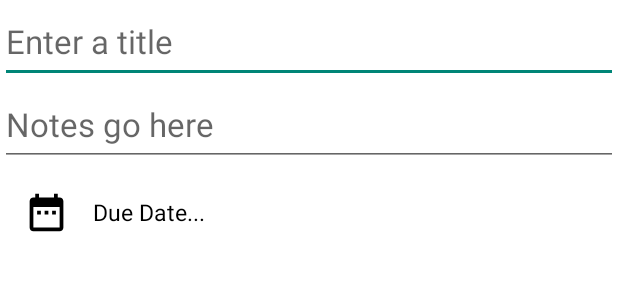
After one commit to ibrahimali30/Ibtikar-task, an Android app: the layout fragment_note_detail.xml on its own in the app's theme, with its tools: preview values and no code run, on a phone screen of 412 x 824 dp. The commit adds this screen. Shown: the top 300 px of the screen. Run offline under Robolectric (Android 15) with nearby library versions, the phone set to English and light mode, and no system bars.

Commit message:
note details fragment

```diff
--- a/app/src/main/AndroidManifest.xml
+++ b/app/src/main/AndroidManifest.xml
@@ -10,7 +10,7 @@
         android:roundIcon="@mipmap/ic_launcher_round"
         android:supportsRtl="true"
         android:theme="@style/Theme.Ibtikartask">
-        <activity android:name=".MainActivity">
+        <activity android:name=".notes.presentation.view.activity.MainActivity">
             <intent-filter>
                 <action android:name="android.intent.action.MAIN" />
 
--- a/app/src/main/java/com/ibrahim/ibtikar_task/NoteItemTouchHelperCallback.kt
+++ b/app/src/main/java/com/ibrahim/ibtikar_task/NoteItemTouchHelperCallback.kt
@@ -38,9 +38,3 @@ class NoteItemTouchHelperCallback(
     }
 
 }
-
-
-interface ItemTouchHelperAdapter{
-
-    fun onItemSwiped(position: Int)
-}
--- a/app/src/main/java/com/ibrahim/ibtikar_task/base/AppDatabase.kt
+++ b/app/src/main/java/com/ibrahim/ibtikar_task/base/AppDatabase.kt
@@ -6,7 +6,7 @@ import com.ibrahim.ibtikar_task.notes.data.source.local.NotestDao
 
 @Database(
     entities = [Note::class],
-    version = 1 , exportSchema = false
+    version = 2 , exportSchema = false
 )
 abstract class AppDatabase : RoomDatabase() {
 
--- /dev/null
+++ b/app/src/main/res/drawable/ic_date_range_black_24dp.xml
@@ -0,0 +1,9 @@
+<vector xmlns:android="http://schemas.android.com/apk/res/android"
+    android:width="24dp"
+    android:height="24dp"
+    android:viewportWidth="24.0"
+    android:viewportHeight="24.0">
+    <path
+        android:fillColor="#FF000000"
+        android:pathData="M9,11L7,11v2h2v-2zM13,11h-2v2h2v-2zM17,11h-2v2h2v-2zM19,4h-1L18,2h-2v2L8,4L8,2L6,2v2L5,4c-1.11,0 -1.99,0.9 -1.99,2L3,20c0,1.1 0.89,2 2,2h14c1.1,0 2,-0.9 2,-2L21,6c0,-1.1 -0.9,-2 -2,-2zM19,20L5,20L5,9h14v11z"/>
+</vector>
--- a/app/src/main/res/layout/activity_main.xml
+++ b/app/src/main/res/layout/activity_main.xml
@@ -25,8 +25,8 @@
         app:layout_constraintBottom_toBottomOf="parent"
         android:src="@drawable/ic_add_white_24dp"
         app:rippleColor="@color/tealLight"
-        android:backgroundTint="@color/black"
-        android:background="@color/black"
+        android:backgroundTint="@color/grey4"
+        android:background="@color/grey4"
         android:id="@+id/add_new_note_fab"
         android:layout_margin="16dp"
         app:fabSize="normal"
--- /dev/null
+++ b/app/src/main/res/layout/fragment_note_detail.xml
@@ -0,0 +1,90 @@
+<?xml version="1.0" encoding="utf-8"?>
+<androidx.coordinatorlayout.widget.CoordinatorLayout
+    xmlns:android="http://schemas.android.com/apk/res/android"
+    xmlns:app="http://schemas.android.com/apk/res-auto"
+    android:layout_width="match_parent"
+    android:layout_height="match_parent"
+    android:background="@color/white"
+    style="@style/Theme.AppCompat.Light"
+    android:theme="@style/Theme.AppCompat.Light"
+    >
+
+
+    <androidx.core.widget.NestedScrollView
+        android:layout_width="match_parent"
+        android:layout_height="match_parent"
+        app:layout_behavior="@string/appbar_scrolling_view_behavior"
+        android:id="@+id/note_scroll_view"
+        >
+
+        <LinearLayout
+            android:layout_width="match_parent"
+            android:layout_height="wrap_content"
+            android:orientation="vertical"
+            android:background="@color/colorPrimary"
+            android:id="@+id/note_body_container"
+            >
+
+            <EditText
+                android:id="@+id/note_title"
+                android:layout_width="match_parent"
+                android:layout_height="wrap_content"
+                android:minHeight="@dimen/toolbar_height"
+                android:textColor="#000"
+                android:textSize="22sp"
+                android:hint="@string/text_enter_a_title"
+                />
+
+
+            <EditText
+                android:id="@+id/note_body"
+                android:layout_width="match_parent"
+                android:layout_height="wrap_content"
+                android:minHeight="@dimen/toolbar_height"
+                android:textColor="#000"
+                android:textSize="22sp"
+                android:hint="@string/text_notes_go_here"
+                />
+
+
+
+            <LinearLayout
+                android:layout_width="match_parent"
+                android:layout_height="wrap_content"
+                android:orientation="horizontal"
+                android:padding="@dimen/default_view_margin"
+                android:gravity="center_vertical"
+                android:id="@+id/container_due_date"
+
+                >
+
+                <ImageView
+                    android:layout_width="30dp"
+                    android:layout_height="30dp"
+                    android:src="@drawable/ic_date_range_black_24dp"
+                    />
+
+                <TextView
+                    android:layout_width="wrap_content"
+                    android:layout_height="wrap_content"
+                    android:text="@string/text_due_date"
+                    android:textColor="#000"
+                    android:textSize="15sp"
+                    android:layout_marginStart="@dimen/default_view_margin"
+                    />
+
+
+            </LinearLayout>
+
+        </LinearLayout>
+
+
+
+    </androidx.core.widget.NestedScrollView>
+
+
+
+
+
+
+</androidx.coordinatorlayout.widget.CoordinatorLayout>
--- a/app/src/main/res/values/strings.xml
+++ b/app/src/main/res/values/strings.xml
@@ -1,3 +1,7 @@
 <resources>
     <string name="app_name">Ibtikar-task</string>
+    <string name="text_due_date">Due Date...</string>
+    <string name="text_enter_a_title">Enter a title</string>
+    <string name="text_notes_go_here">Notes go here</string>
+
 </resources>
```
Also changed, not shown: app/src/main/java/com/ibrahim/ibtikar_task/notes/presentation/view/activity/MainActivity.kt (renamed from app/src/main/java/com/ibrahim/ibtikar_task/MainActivity.kt, +20 -1 lines), app/src/main/java/com/ibrahim/ibtikar_task/notes/presentation/view/fragment/NoteDetailFragment.kt (added, +32 -0 lines), app/src/main/java/com/ibrahim/ibtikar_task/notes/presentation/viewmodel/NotesViewModel.kt (+6 -14 lines).
